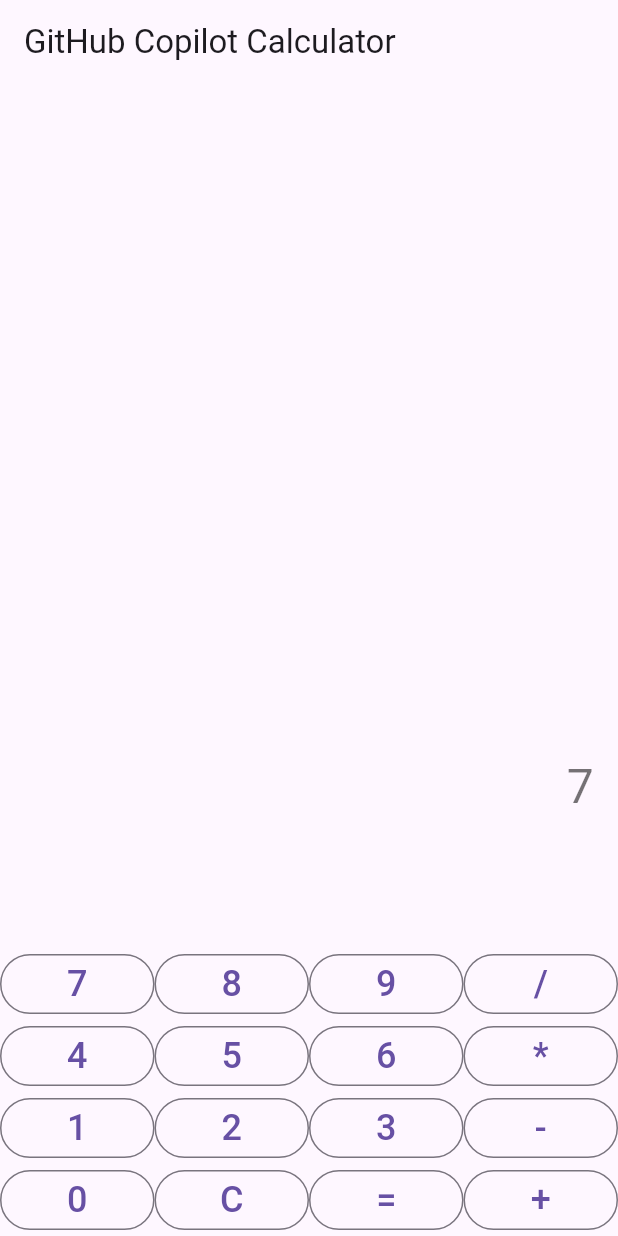
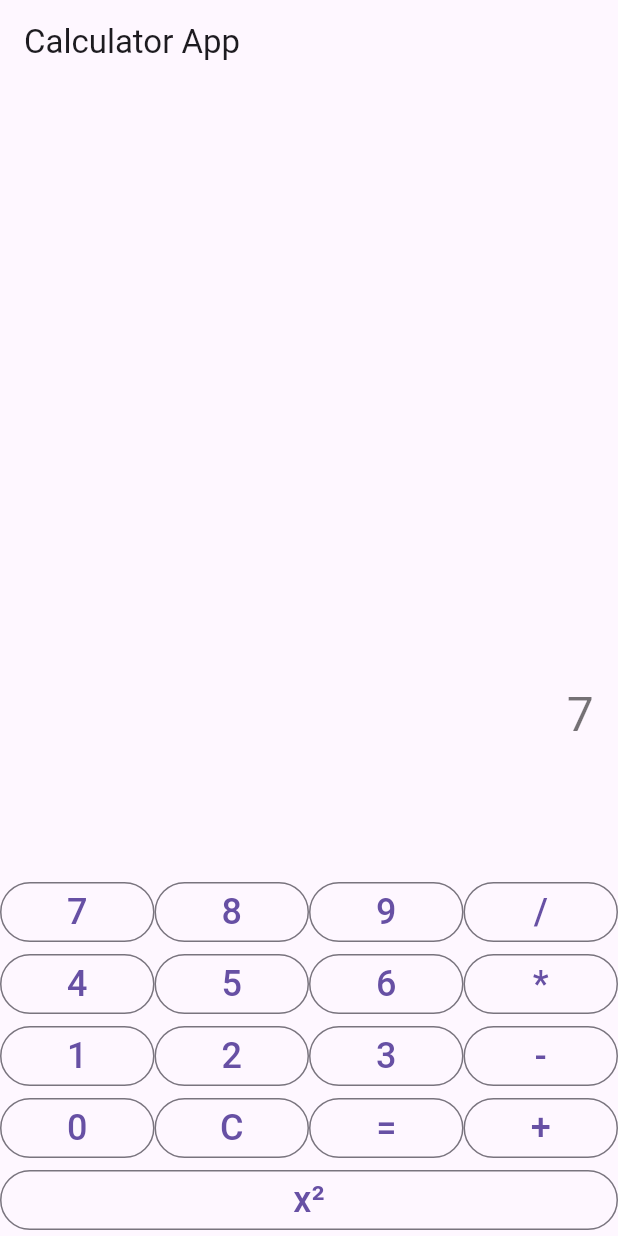
Before and after one commit to jeanettebarboza/flutter-calculator, a Flutter app: the screen it shows after launch, after a tap on an icon or button, on a phone screen of 412 x 824 dp. Run offline on Flutter 3.47's test engine with Material 3 defaults, Android fonts, the phone set to English and light mode, and no system bars; missing offline and left inert: expressions.

Commit message:
Added square button to the calculator app

```diff
--- a/lib/main.dart
+++ b/lib/main.dart
@@ -41,6 +41,13 @@ class _CalculatorScreenState extends State<CalculatorScreen> {
         } catch (e) {
           _result = 'Error';
         }
+      } else if (value == 'x²') {
+        try {
+          double number = double.parse(_expression);
+          _result = (number * number).toString();
+        } catch (e) {
+          _result = 'Error';
+        }
       } else {
         _expression += value;
       }
@@ -63,7 +70,7 @@ class _CalculatorScreenState extends State<CalculatorScreen> {
   Widget build(BuildContext context) {
     return Scaffold(
       appBar: AppBar(
-        title: Text('GitHub Copilot Calculator'),
+        title: Text('Calculator App'),
       ),
       body: Column(
         children: <Widget>[
@@ -119,6 +126,11 @@ class _CalculatorScreenState extends State<CalculatorScreen> {
               _buildButton('+'),
             ],
           ),
+          Row(
+            children: <Widget>[
+              _buildButton('x²'), // Add the new button here
+            ],
+          ),
         ],
       ),
     );
```
Also changed, not shown: 3 other files.
